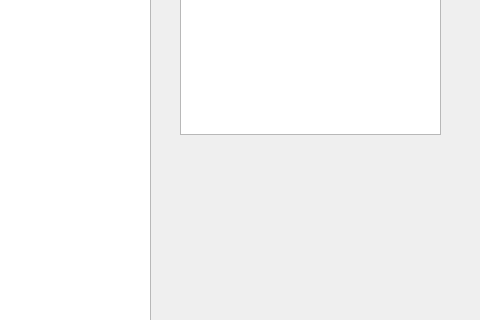
The window that bookwindow.ui (sinfillo/SpeakSavvy) describes before a commit, drawn with Qt 5; both pictures show x 350 to 830 and y 156 to 476 of the 830 by 611 pixel window.
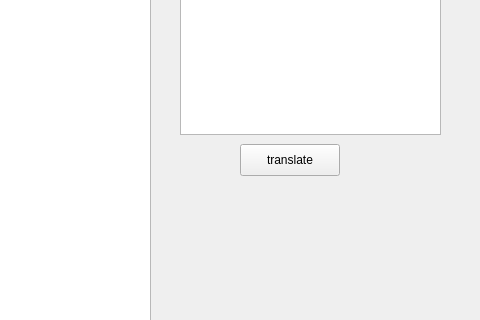
The same window after the commit.

Commit message: Added a button that translates the selected word on click using Yandex translate Api

```diff
--- a/bookwindow.ui
+++ b/bookwindow.ui
@@ -34,6 +34,19 @@
      </rect>
     </property>
    </widget>
+   <widget class="QPushButton" name="translateButton">
+    <property name="geometry">
+     <rect>
+      <x>590</x>
+      <y>300</y>
+      <width>100</width>
+      <height>32</height>
+     </rect>
+    </property>
+    <property name="text">
+     <string>translate</string>
+    </property>
+   </widget>
   </widget>
   <widget class="QMenuBar" name="menubar">
    <property name="geometry">
```
The commit also changes 3 other files.
